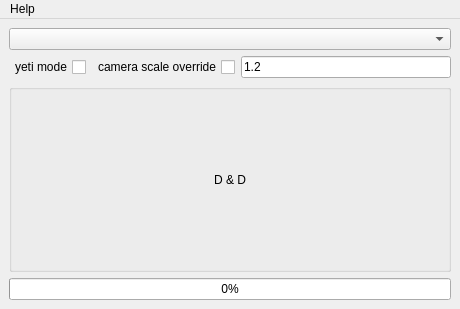
Qt form gui.ui (yocineman/charaExporter) before a commit.
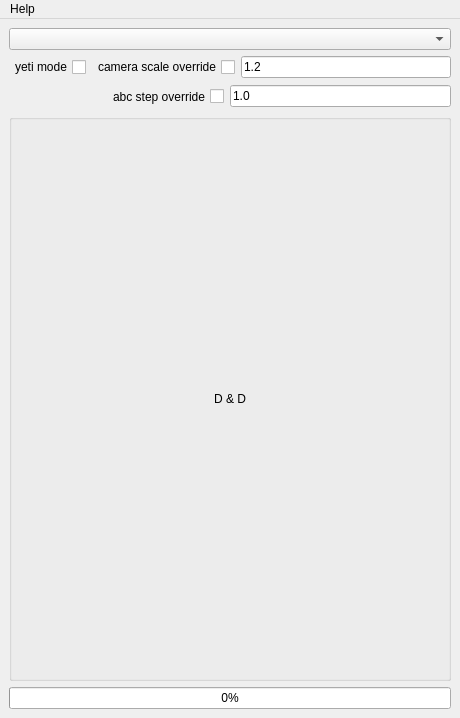
The same form after that commit.

Commit message: 0.7.2 abc step対応

```diff
--- a/gui.ui
+++ b/gui.ui
@@ -7,22 +7,13 @@
     <x>0</x>
     <y>0</y>
     <width>460</width>
-    <height>309</height>
+    <height>718</height>
    </rect>
   </property>
   <property name="windowTitle">
    <string>MainWindow</string>
   </property>
   <widget class="QWidget" name="centralwidget">
-   <layout class="QGridLayout" name="gridLayout">
-    <item row="1" column="0">
-     <widget class="QProgressBar" name="progressBar">
-      <property name="value">
-       <number>0</number>
-      </property>
-     </widget>
-    </item>
-    <item row="0" column="0">
      <layout class="QVBoxLayout" name="verticalLayout">
       <item>
        <layout class="QHBoxLayout" name="horizontalLayout_2">
@@ -62,8 +53,41 @@
         </item>
        </layout>
       </item>
+    <item>
+     <layout class="QHBoxLayout" name="abc_step">
+      <item>
+       <widget class="QCheckBox" name="stepValue_CheckBox">
+        <property name="enabled">
+         <bool>true</bool>
+        </property>
+        <property name="layoutDirection">
+         <enum>Qt::RightToLeft</enum>
+        </property>
+        <property name="text">
+         <string>                  　　    abc step override</string>
+        </property>
+       </widget>
+      </item>
+      <item>
+       <widget class="QLineEdit" name="stepValue_LineEdit">
+        <property name="enabled">
+         <bool>true</bool>
+        </property>
+        <property name="text">
+         <string>1.0</string>
+        </property>
+       </widget>
+      </item>
+     </layout>
+    </item>
       <item>
        <widget class="QGroupBox" name="groupBox">
+      <property name="sizePolicy">
+       <sizepolicy hsizetype="Preferred" vsizetype="Expanding">
+        <horstretch>0</horstretch>
+        <verstretch>0</verstretch>
+       </sizepolicy>
+      </property>
         <property name="acceptDrops">
          <bool>true</bool>
         </property>
@@ -73,10 +97,7 @@
         <property name="alignment">
          <set>Qt::AlignJustify|Qt::AlignVCenter</set>
         </property>
-        <layout class="QVBoxLayout" name="verticalLayout_3">
-         <property name="margin">
-          <number>2</number>
-         </property>
+      <layout class="QVBoxLayout" name="verticalLayout_2">
          <item>
           <spacer name="verticalSpacer_2">
            <property name="orientation">
@@ -122,7 +143,12 @@
         </layout>
        </widget>
       </item>
-     </layout>
+    <item>
+     <widget class="QProgressBar" name="progressBar">
+      <property name="value">
+       <number>0</number>
+      </property>
+     </widget>
     </item>
    </layout>
   </widget>
```
Left out of the diff: 2 changed lines with no effect on the pictures. Lines whose indentation alone changed are shown as unchanged. The commit also changes 3 other files.
